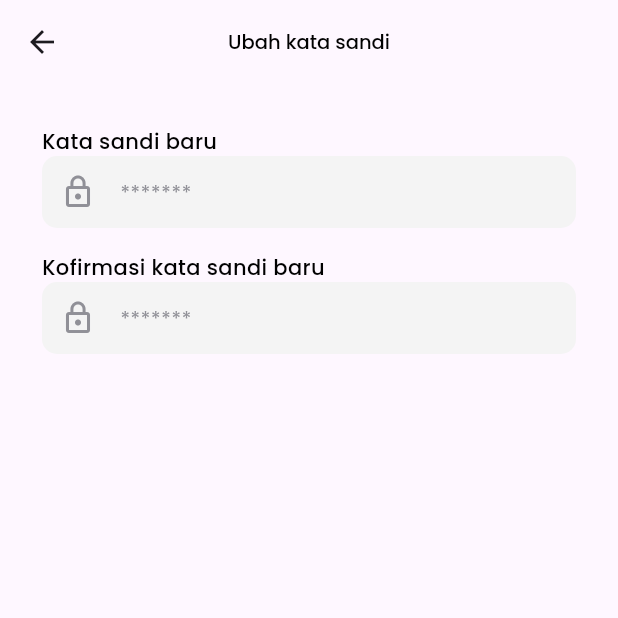
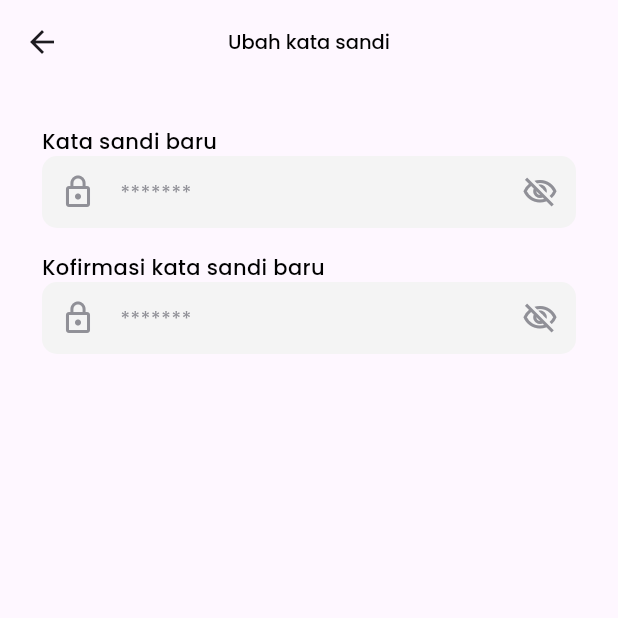
Before and after one commit to BrawS-HackFest/GrowBiz-FE, a Flutter app: the UpdateMyPasswordPage screen opened directly, on a phone screen of 412 x 824 dp, the top half of it. Run offline on Flutter 3.47's test engine with Material 3 defaults, Android fonts, the phone set to English and light mode, and no system bars; our stand-ins replace dio, dotted_border, file_picker, firebase_auth, firebase_core, flutter_bloc and 3 more; missing offline and left inert: clipboard, flutter_pdfview; accounts and stored records are empty.

Commit message:
firebase update password user success

```diff
--- a/lib/bloc/auth/auth_event.dart
+++ b/lib/bloc/auth/auth_event.dart
@@ -18,3 +18,9 @@ class LoginEvent extends AuthEvent{
 }
 
 class LogoutEvent extends AuthEvent{}
+
+class UpdatePassEvent extends AuthEvent{
+  String password;
+  String confirmPassword;
+  UpdatePassEvent({required this.password, required this.confirmPassword});
+}
--- a/lib/bloc/auth/auth_state.dart
+++ b/lib/bloc/auth/auth_state.dart
@@ -29,3 +29,9 @@ class LogoutError extends AuthState{
   String error;
   LogoutError(this.error);
 }
+
+class UpdatePassSuccess extends AuthState{}
+class UpdatePassFailed extends AuthState{
+  String error;
+  UpdatePassFailed(this.error);
+}
--- a/lib/pages/update_mypassword_page.dart
+++ b/lib/pages/update_mypassword_page.dart
@@ -1,7 +1,10 @@
 import 'package:flutter/material.dart';
+import 'package:flutter_bloc/flutter_bloc.dart';
+import 'package:hackfest_mobile/bloc/auth/auth_bloc.dart';
 import 'package:hackfest_mobile/styles/my_colors.dart';
 import 'package:hackfest_mobile/styles/my_text.dart';
 import 'package:hackfest_mobile/widgets/my_button.dart';
+import 'package:hackfest_mobile/widgets/my_snackBar.dart';
 import 'package:hackfest_mobile/widgets/my_textfield_form.dart';
 
 class UpdateMyPasswordPage extends StatelessWidget {
@@ -17,20 +20,37 @@ class UpdateMyPasswordPage extends StatelessWidget {
         title: Text('Ubah kata sandi', style: MyTextStyle.judulH5(color: MyColors.blackBase),),
         centerTitle: true,
       ),
-      body: Padding(
+      body: BlocConsumer<AuthBloc, AuthState>(
+        listener: (context, state) {
+          if(state is UpdatePassFailed){
+            mySnackBar(context, state.error);
+          }
+          if(state is UpdatePassSuccess){
+            mySnackBar(context, 'Password berhasil diupdate :)');
+          }
+        },
+        builder: (context, state) {
+          return Padding(
               padding: EdgeInsets.symmetric(horizontal: 28,vertical: 28),
               child: Column(
                 children: [
-            MyTextFieldForm(label: 'Kata sandi baru', hint: '*******', controller:passController , icon: Icons.lock_outline),
+                  MyTextFieldForm(label: 'Kata sandi baru', hint: '*******', controller:passController , icon: Icons.lock_outline,obsecureText: true, type: 'password',),
                   const SizedBox(height: 16,),
-            MyTextFieldForm(label: 'Kofirmasi kata sandi baru', hint: '*******', controller:confirmPassController , icon: Icons.lock_outline),
+                  MyTextFieldForm(label: 'Kofirmasi kata sandi baru', hint: '*******', controller:confirmPassController , icon: Icons.lock_outline, obsecureText: true, type: 'password',),
                   const Spacer(),
                   SizedBox(
                     width: double.infinity,
-              child: MyButton(text: 'Update', color: MyColors.primaryBase, onPressed: (){}),
+                    child: MyButton(text: (state is AuthLoading) ? 'Loading...' : 'Update', color: MyColors.primaryBase, onPressed: (){
+                      context.read<AuthBloc>().add(UpdatePassEvent(
+                          password: passController.text.trim(),
+                          confirmPassword: confirmPassController.text.trim()
+                      ));
+                    }),
                   )
                 ],
               ),
+            );
+        },
 ),
     );
   }
```
Also changed, not shown: lib/bloc/auth/auth_bloc.dart (+17 -0 lines). Lines whose indentation alone changed are shown as unchanged.
